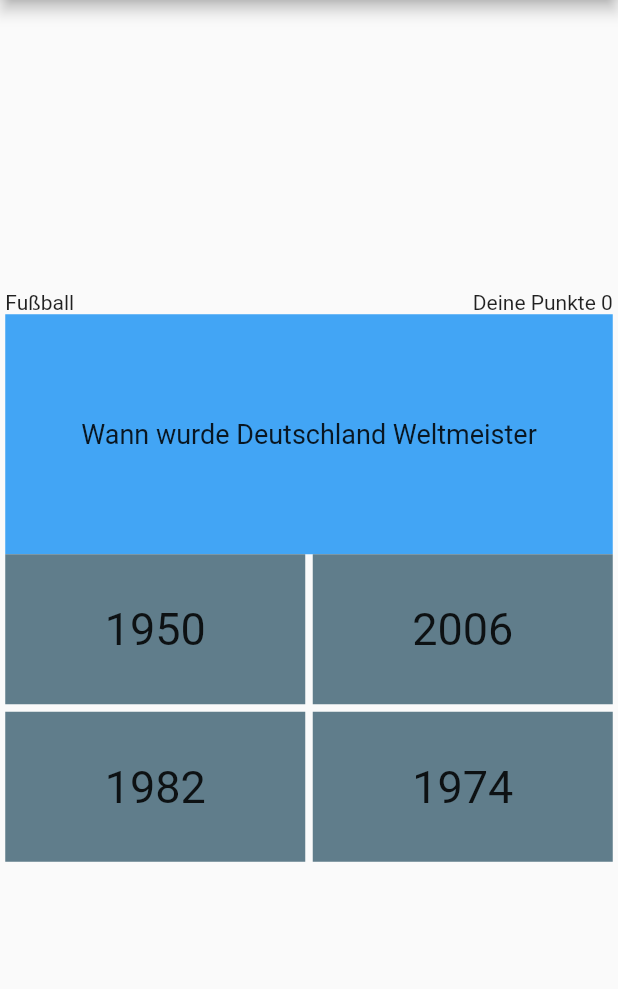
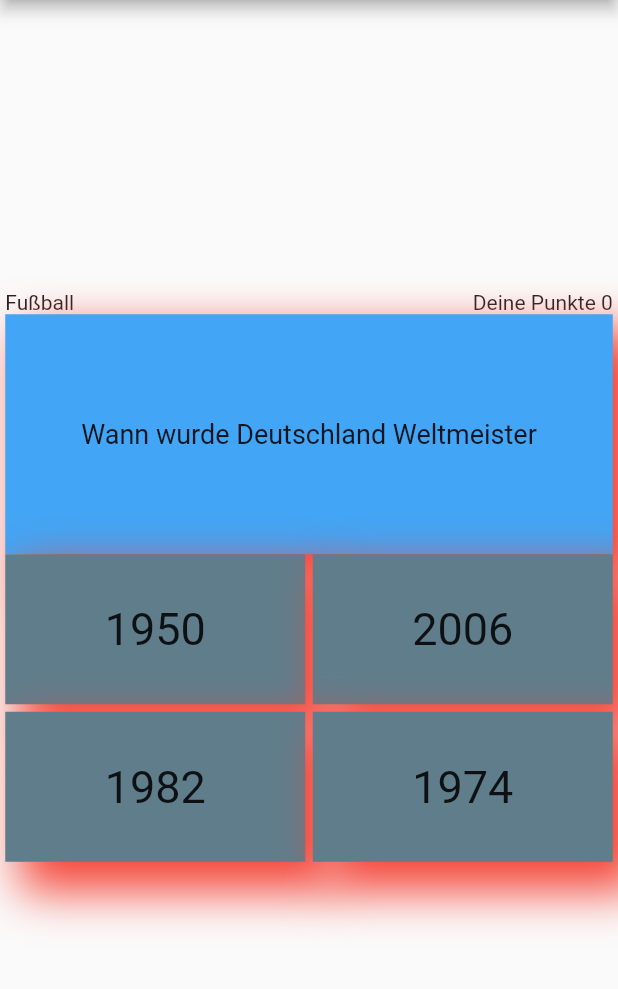
Before and after one commit to TobiasHetger/QuizApp, a Flutter app: the screen it shows after launch, on a phone screen of 412 x 824 dp, the part 84-1073 px from its top. Run offline on Flutter 3.47's test engine with Material 2 defaults, Android fonts, the phone set to English and light mode, and no system bars; missing offline and left inert: dart:html.

Commit message:
Schatten hinzugefügt

```diff
--- a/meineapp/lib/main.dart
+++ b/meineapp/lib/main.dart
@@ -85,7 +85,20 @@ class _MyHomePageState extends State<MyHomePage> {
                 ],
               ),
               Container(
-                color: Colors.blue.shade400,
+                decoration: BoxDecoration(
+                  boxShadow: [
+                    BoxShadow(
+                      color: Colors.red,
+                      blurRadius: 25,
+                      spreadRadius: 5,
+                      offset: Offset(
+                        15,
+                        15,
+                      ),
+                    ),
+                  ],
+                  color: Colors.blue.shade400,
+                ),
                 height: 160,
                 child: Center(
                   child: Text(
@@ -111,16 +124,29 @@ class _MyHomePageState extends State<MyHomePage> {
                         }
                       },
                       child: Container(
+                        decoration: BoxDecoration(
+                          boxShadow: [
+                            BoxShadow(
+                              color: Colors.red,
+                              blurRadius: 25,
+                              spreadRadius: 5,
+                              offset: Offset(
+                                15,
+                                15,
+                              ),
+                            ),
+                          ],
+                          color: selected != null &&
+                                  e == getQuestion().answer.first
+                              ? Colors.green
+                              : getQuestion().answer.first != selected &&
+                                      e == selected
+                                  ? Colors.red
+                                  : Colors.blueGrey,
+                        ),
                         height: 100,
                         alignment: Alignment.center,
                         width: 200,
-                        color:
-                            selected != null && e == getQuestion().answer.first
-                                ? Colors.green
-                                : getQuestion().answer.first != selected &&
-                                        e == selected
-                                    ? Colors.red
-                                    : Colors.blueGrey,
                         child: Text(
                           e,
                           style: TextStyle(fontSize: 30),
```
